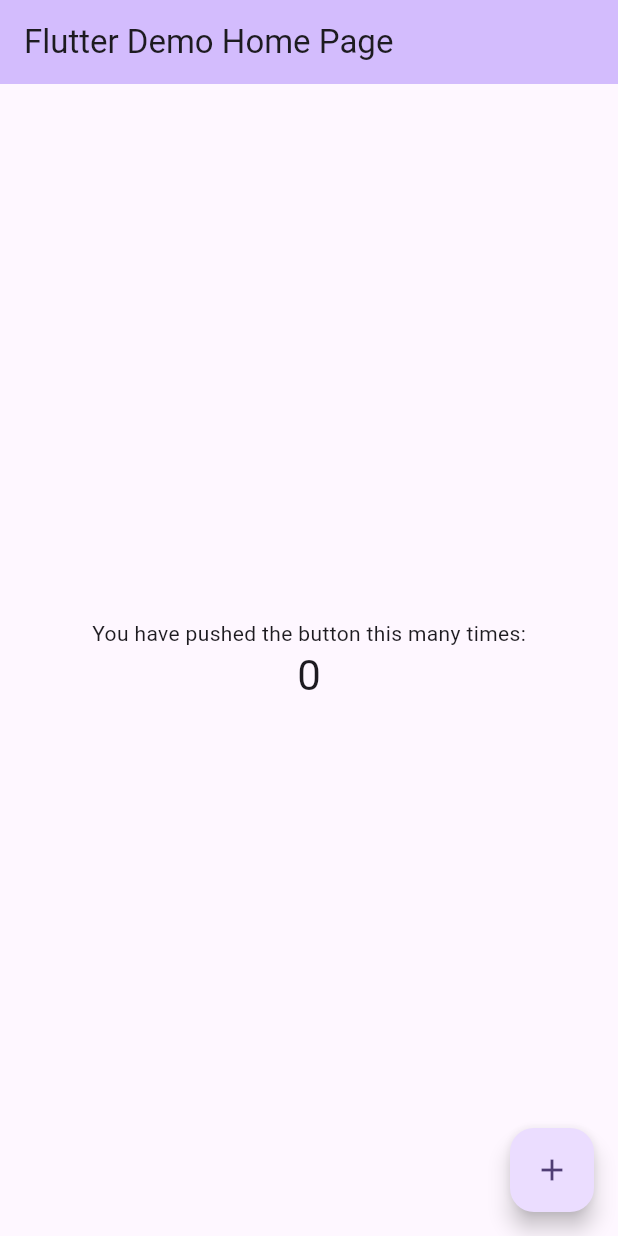
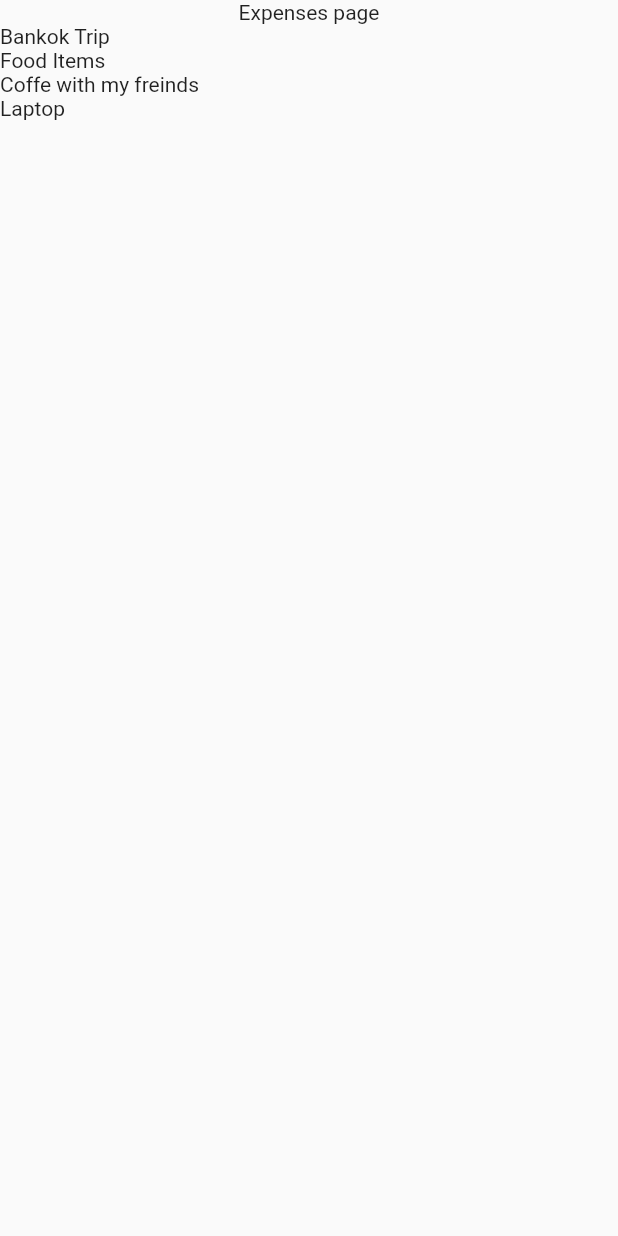
Before and after one commit to omarzouaoui1/Expense-Tracker-App, a Flutter app: the screen it shows after launch, on a phone screen of 412 x 824 dp. Run offline on Flutter 3.47's test engine with Material 2 defaults, Android fonts, the phone set to English and light mode, and no system bars.

Commit message:
Rendring dummy data with the listView.builder inside expanded

```diff
--- a/expense_tracker_app/lib/expenses.dart
+++ b/expense_tracker_app/lib/expenses.dart
@@ -0,0 +1,55 @@
+import 'package:expense_tracker_app/expenses_list.dart';
+import 'package:expense_tracker_app/models/expense.dart';
+import 'package:flutter/material.dart';
+
+class Expenses extends StatefulWidget {
+  const Expenses({super.key});
+
+  @override
+  State<Expenses> createState() => _ExpensesState();
+}
+
+class _ExpensesState extends State<Expenses> {
+  final List<Expense> _registeredExpenses = [
+    Expense(
+      title: "Bankok Trip",
+      amount: 623.8,
+      date: DateTime.now(),
+      category: Category.travel,
+    ),
+    Expense(
+      title: "Food Items",
+      amount: 25,
+      date: DateTime.now(),
+      category: Category.food,
+    ),
+    Expense(
+      title: "Coffe with my freinds",
+      amount: 10,
+      date: DateTime.now(),
+      category: Category.leisure,
+    ),
+    Expense(
+      title: "Laptop",
+      amount: 300,
+      date: DateTime.now(),
+      category: Category.work,
+    ),
+  ];
+
+  @override
+  Widget build(BuildContext context) {
+    return Scaffold(
+      body: Column(
+        children: [
+          const Text('Expenses page'),
+          Expanded(
+            child: ExpensesList(
+              expenses: _registeredExpenses,
+            ),
+          ),
+        ],
+      ),
+    );
+  }
+}
--- /dev/null
+++ b/expense_tracker_app/lib/expenses_list.dart
@@ -0,0 +1,18 @@
+import 'package:expense_tracker_app/models/expense.dart';
+import 'package:flutter/material.dart';
+
+class ExpensesList extends StatelessWidget {
+  const ExpensesList({required this.expenses, super.key});
+
+  final List<Expense> expenses;
+
+  @override
+  Widget build(BuildContext context) {
+    return ListView.builder(
+      itemCount: expenses.length,
+      itemBuilder: (ctx, index) {
+        return Text(expenses[index].title);
+      },
+    );
+  }
+}
--- a/expense_tracker_app/lib/main.dart
+++ b/expense_tracker_app/lib/main.dart
@@ -1,125 +1,8 @@
+import 'package:expense_tracker_app/expenses.dart';
 import 'package:flutter/material.dart';
 
 void main() {
-  runApp(const MyApp());
+  runApp(const MaterialApp(
+    home: Expenses(),
+  ));
 }
-
-class MyApp extends StatelessWidget {
-  const MyApp({super.key});
-
-  // This widget is the root of your application.
-  @override
-  Widget build(BuildContext context) {
-    return MaterialApp(
-      title: 'Flutter Demo',
-      theme: ThemeData(
-        // This is the theme of your application.
-        //
-        // TRY THIS: Try running your application with "flutter run". You'll see
-        // the application has a blue toolbar. Then, without quitting the app,
-        // try changing the seedColor in the colorScheme below to Colors.green
-        // and then invoke "hot reload" (save your changes or press the "hot
-        // reload" button in a Flutter-supported IDE, or press "r" if you used
-        // the command line to start the app).
-        //
-        // Notice that the counter didn't reset back to zero; the application
-        // state is not lost during the reload. To reset the state, use hot
-        // restart instead.
-        //
-        // This works for code too, not just values: Most code changes can be
-        // tested with just a hot reload.
-        colorScheme: ColorScheme.fromSeed(seedColor: Colors.deepPurple),
-        useMaterial3: true,
-      ),
-      home: const MyHomePage(title: 'Flutter Demo Home Page'),
-    );
-  }
-}
-
-class MyHomePage extends StatefulWidget {
-  const MyHomePage({super.key, required this.title});
-
-  // This widget is the home page of your application. It is stateful, meaning
-  // that it has a State object (defined below) that contains fields that affect
-  // how it looks.
-
-  // This class is the configuration for the state. It holds the values (in this
-  // case the title) provided by the parent (in this case the App widget) and
-  // used by the build method of the State. Fields in a Widget subclass are
-  // always marked "final".
-
-  final String title;
-
-  @override
-  State<MyHomePage> createState() => _MyHomePageState();
-}
-
-class _MyHomePageState extends State<MyHomePage> {
-  int _counter = 0;
-
-  void _incrementCounter() {
-    setState(() {
-      // This call to setState tells the Flutter framework that something has
-      // changed in this State, which causes it to rerun the build method below
-      // so that the display can reflect the updated values. If we changed
-      // _counter without calling setState(), then the build method would not be
-      // called again, and so nothing would appear to happen.
-      _counter++;
-    });
-  }
-
-  @override
-  Widget build(BuildContext context) {
-    // This method is rerun every time setState is called, for instance as done
-    // by the _incrementCounter method above.
-    //
-    // The Flutter framework has been optimized to make rerunning build methods
-    // fast, so that you can just rebuild anything that needs updating rather
-    // than having to individually change instances of widgets.
-    return Scaffold(
-      appBar: AppBar(
-        // TRY THIS: Try changing the color here to a specific color (to
-        // Colors.amber, perhaps?) and trigger a hot reload to see the AppBar
-        // change color while the other colors stay the same.
-        backgroundColor: Theme.of(context).colorScheme.inversePrimary,
-        // Here we take the value from the MyHomePage object that was created by
-        // the App.build method, and use it to set our appbar title.
-        title: Text(widget.title),
-      ),
-      body: Center(
-        // Center is a layout widget. It takes a single child and positions it
-        // in the middle of the parent.
-        child: Column(
-          // Column is also a layout widget. It takes a list of children and
-          // arranges them vertically. By default, it sizes itself to fit its
-          // children horizontally, and tries to be as tall as its parent.
-          //
-          // Column has various properties to control how it sizes itself and
-          // how it positions its children. Here we use mainAxisAlignment to
-          // center the children vertically; the main axis here is the vertical
-          // axis because Columns are vertical (the cross axis would be
-          // horizontal).
-          //
-          // TRY THIS: Invoke "debug painting" (choose the "Toggle Debug Paint"
-          // action in the IDE, or press "p" in the console), to see the
-          // wireframe for each widget.
-          mainAxisAlignment: MainAxisAlignment.center,
-          children: <Widget>[
-            const Text(
-              'You have pushed the button this many times:',
-            ),
-            Text(
-              '$_counter',
-              style: Theme.of(context).textTheme.headlineMedium,
-            ),
-          ],
-        ),
-      ),
-      floatingActionButton: FloatingActionButton(
-        onPressed: _incrementCounter,
-        tooltip: 'Increment',
-        child: const Icon(Icons.add),
-      ), // This trailing comma makes auto-formatting nicer for build methods.
-    );
-  }
-}
--- a/expense_tracker_app/lib/models/expense.dart
+++ b/expense_tracker_app/lib/models/expense.dart
@@ -0,0 +1,20 @@
+import 'package:uuid/uuid.dart';
+
+const uuid = Uuid();
+
+enum Category { food, travel, leisure, work }
+
+class Expense {
+  Expense({
+    required this.title,
+    required this.amount,
+    required this.date,
+    required this.category,
+  }) : id = uuid.v4();
+
+  final String id; //id
+  final String title; //the name or title of the expense
+  final double amount; //the amount of money payed on that expense
+  final DateTime date; //the day of the expense
+  final Category category; //the category of that expense
+}
```
Also changed, not shown: 1 other file.
